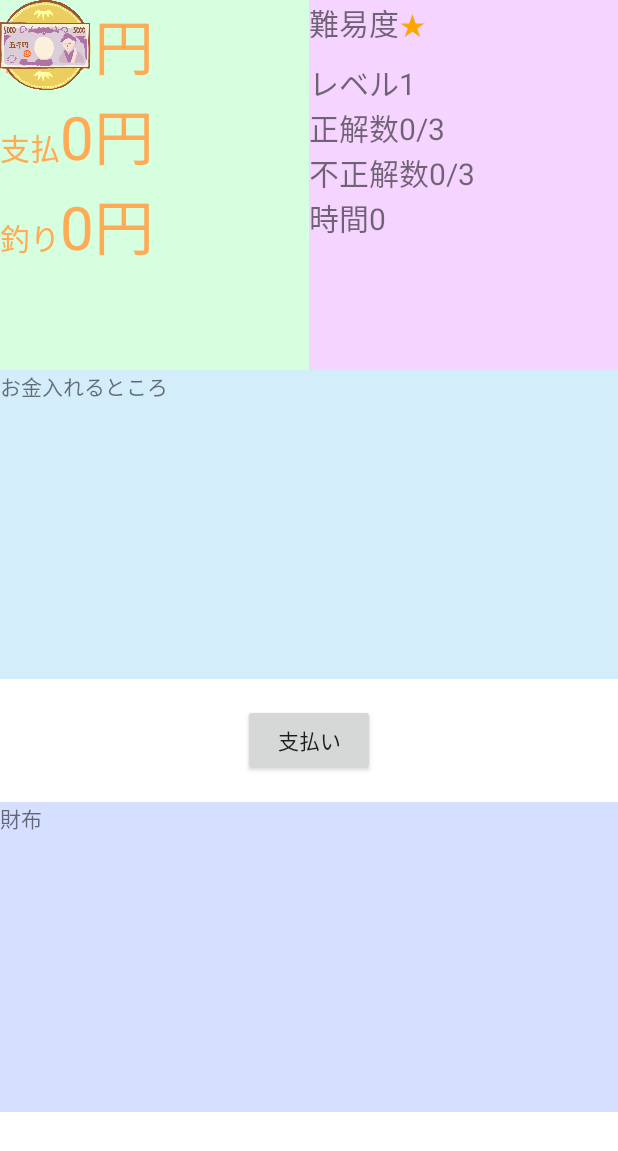
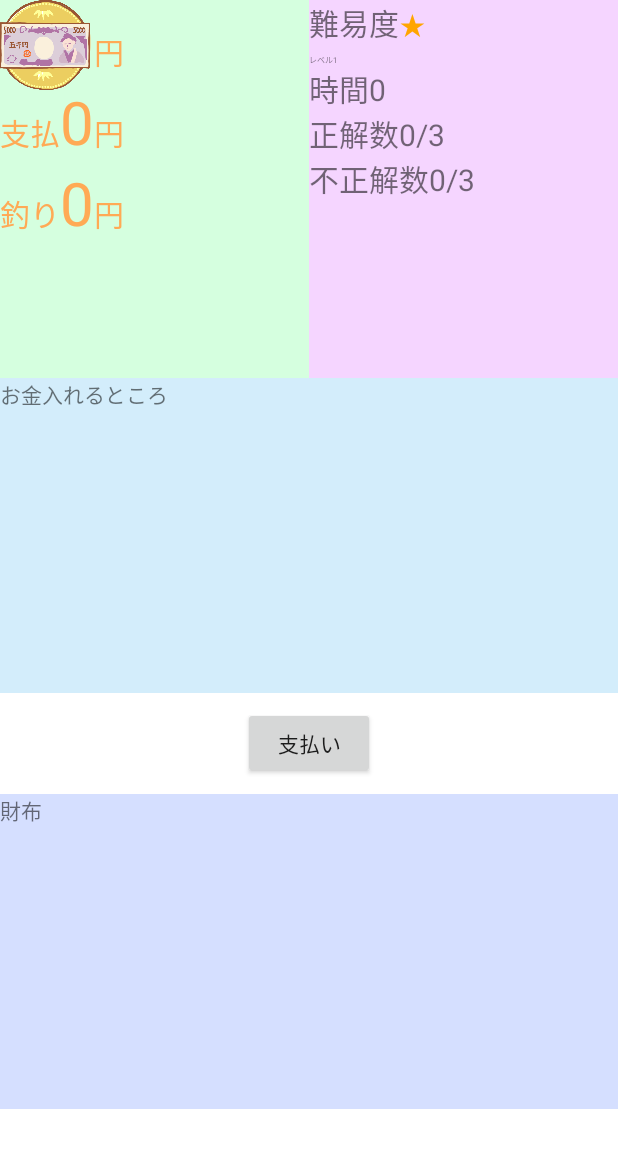
Before and after one commit to KIRIN3git/ChangeGame, an Android app: the screen it shows after launch (GameActivity), after a tap on an icon or button, on a phone screen of 412 x 824 dp. Shown: the top 1151 px of the screen. Run offline under Robolectric (Android 15) with nearby library versions, the light colour scheme and no system bars; our stand-ins replace AdMob.

Commit message:
時間計測

```diff
--- a/app/src/main/java/com/example/shinji/changegame/CoinMng.java
+++ b/app/src/main/java/com/example/shinji/changegame/CoinMng.java
@@ -67,9 +67,9 @@ public class CoinMng implements OnTouchListener{
 
     // 財布の中でのY座標位置（パーセント）
     // 上の段
-    static int COIN_Y_PS1 = 68;
+    static int COIN_Y_PS1 = 67;
     // 下の段
-    static int COIN_Y_PS2 = 80;
+    static int COIN_Y_PS2 = 79;
 
     // 財布の中でのX座標位置（パーセント）
     static int COIN_X_PS1 = 5;
--- a/app/src/main/res/layout/activity_game.xml
+++ b/app/src/main/res/layout/activity_game.xml
@@ -53,7 +53,7 @@
 
                     <TextView
                         android:id="@+id/textView4"
-                        android:textSize="40sp"
+                        android:textSize="20sp"
                         android:textColor="#FFAA55"
                         android:layout_width="wrap_content"
                         android:layout_height="wrap_content"
@@ -82,7 +82,7 @@
 
                     <TextView
                         android:id="@+id/textView72"
-                        android:textSize="40sp"
+                        android:textSize="20sp"
                         android:textColor="#FFAA55"
                         android:layout_width="wrap_content"
                         android:layout_height="wrap_content"
@@ -111,7 +111,7 @@
 
                     <TextView
                        android:id="@+id/textView7"
-                        android:textSize="40sp"
+                        android:textSize="20sp"
                         android:textColor="#FFAA55"
                         android:layout_width="wrap_content"
                         android:layout_height="wrap_content"
@@ -132,7 +132,7 @@
                     android:layout_width="match_parent"
                     android:layout_height="wrap_content"
                     android:orientation="horizontal"
-                    android:layout_marginBottom="10dp">
+                    android:layout_marginBottom="5dp">
                     <TextView
                         android:textSize="20sp"
                         android:layout_width="wrap_content"
@@ -152,13 +152,31 @@
                     android:layout_height="wrap_content"
                     android:orientation="horizontal">
                     <TextView
-                        android:textSize="20sp"
+                        android:textSize="5sp"
                         android:layout_width="wrap_content"
                         android:layout_height="wrap_content"
                         android:text="レベル" />
                     <TextView
+                        android:textSize="5sp"
+                        android:id="@+id/testLevelNum"
+                        android:layout_width="match_parent"
+                        android:layout_height="wrap_content"
+                        android:text="0" />
+                </LinearLayout>
+
+
+                <LinearLayout
+                    android:layout_width="match_parent"
+                    android:layout_height="wrap_content"
+                    android:orientation="horizontal">
+                    <TextView
                         android:textSize="20sp"
-                        android:id="@+id/testLevelNum"
+                        android:layout_width="wrap_content"
+                        android:layout_height="wrap_content"
+                        android:text="時間" />
+                    <TextView
+                        android:textSize="20sp"
+                        android:id="@+id/textGameTime"
                         android:layout_width="match_parent"
                         android:layout_height="wrap_content"
                         android:text="0" />
@@ -221,23 +239,6 @@
                 </LinearLayout>
 
 
-                <LinearLayout
-                    android:layout_width="match_parent"
-                    android:layout_height="wrap_content"
-                    android:orientation="horizontal">
-                    <TextView
-                        android:textSize="20sp"
-                        android:layout_width="wrap_content"
-                        android:layout_height="wrap_content"
-                        android:text="時間" />
-                    <TextView
-                        android:textSize="20sp"
-                        android:id="@+id/textGameTime"
-                        android:layout_width="match_parent"
-                        android:layout_height="wrap_content"
-                        android:text="0" />
-
-                </LinearLayout>
 
                 <LinearLayout
                     android:id="@+id/SeikaiInfo"
@@ -247,7 +248,7 @@
                     android:orientation="vertical">
                     <TextView
                         android:textSize="12sp"
-                        android:layout_marginTop="10dp"
+                        android:layout_marginTop="5dp"
                         android:layout_width="wrap_content"
                         android:layout_height="wrap_content"
                         android:text="正解" />
@@ -454,7 +455,7 @@
         <FrameLayout
             android:layout_width="match_parent"
             android:layout_height="0dp"
-            android:layout_weight="1"
+            android:layout_weight="0.8"
             android:background="#FFFFD5"
             android:orientation="horizontal">
 
```
